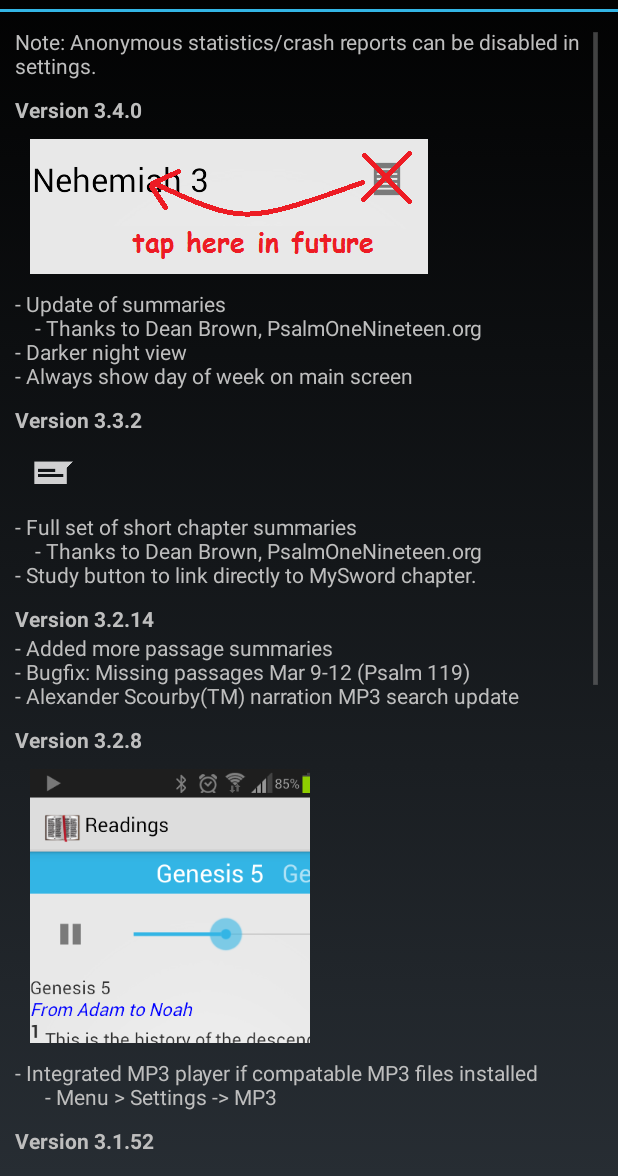
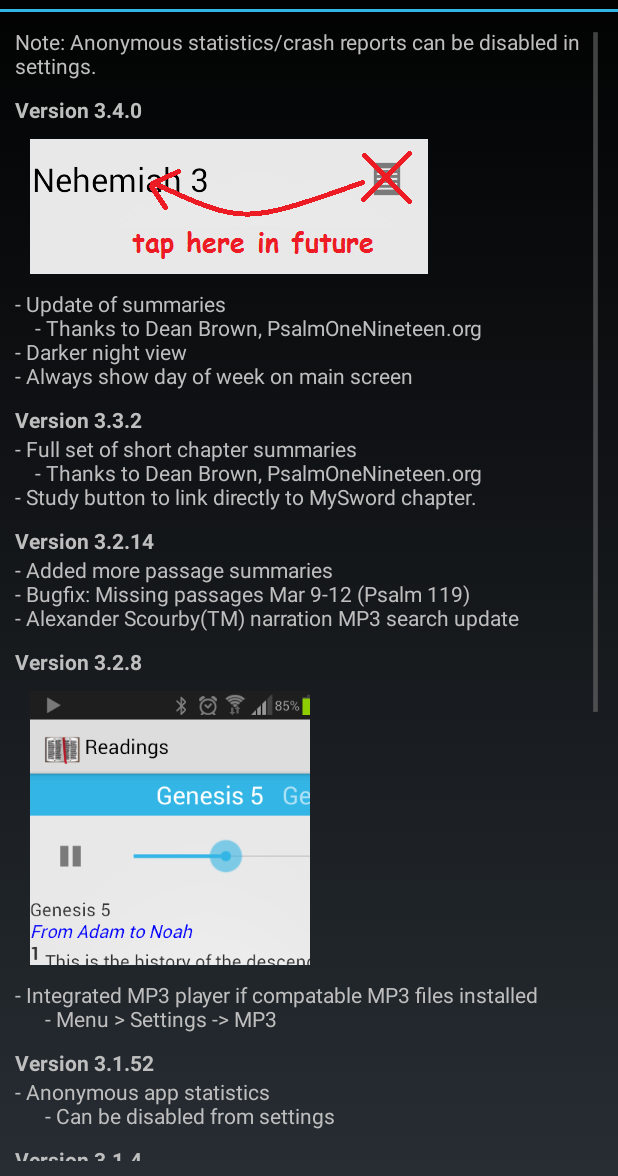
Before and after one commit to tekkies/Readings, an Android app: the layout dialog_whatsnew.xml on its own in the app's theme, with its tools: preview values and no code run, on a phone screen of 412 x 824 dp, the part 60-1236 px from its top. Run offline under Robolectric (Android 15) with nearby library versions, the light colour scheme and no system bars; network calls fail.

Commit message:
Back to development.

```diff
--- a/app/build.gradle
+++ b/app/build.gradle
@@ -7,8 +7,8 @@ android {
         applicationId 'uk.co.tekkies.readings'
         minSdkVersion 14
         targetSdkVersion 20
-        versionCode 114030400
-        versionName "3.4.0"
+        versionCode 114030401
+        versionName "3.4.1"
         testApplicationId "uk.co.tekkies.readings.test"
         testInstrumentationRunner "com.google.android.apps.common.testing.testrunner.GoogleInstrumentationTestRunner"
     }
--- a/app/src/main/res/layout/dialog_whatsnew.xml
+++ b/app/src/main/res/layout/dialog_whatsnew.xml
@@ -52,13 +52,6 @@
                 android:layout_height="wrap_content"
                 android:text="Version 3.3.2"
                 android:textStyle="bold" />
-            <ImageView
-                android:id="@+id/imageViewReadOffline"
-                android:layout_width="wrap_content"
-                android:layout_height="wrap_content"
-                android:padding="10dp"
-                android:src="?ic_action_social_chat"
-                android:tag="offline" android:contentDescription="@string/read_offlice"/>
             <TextView android:layout_width="fill_parent"
                 android:layout_height="wrap_content"
                 android:text="- Full set of short chapter summaries
```
